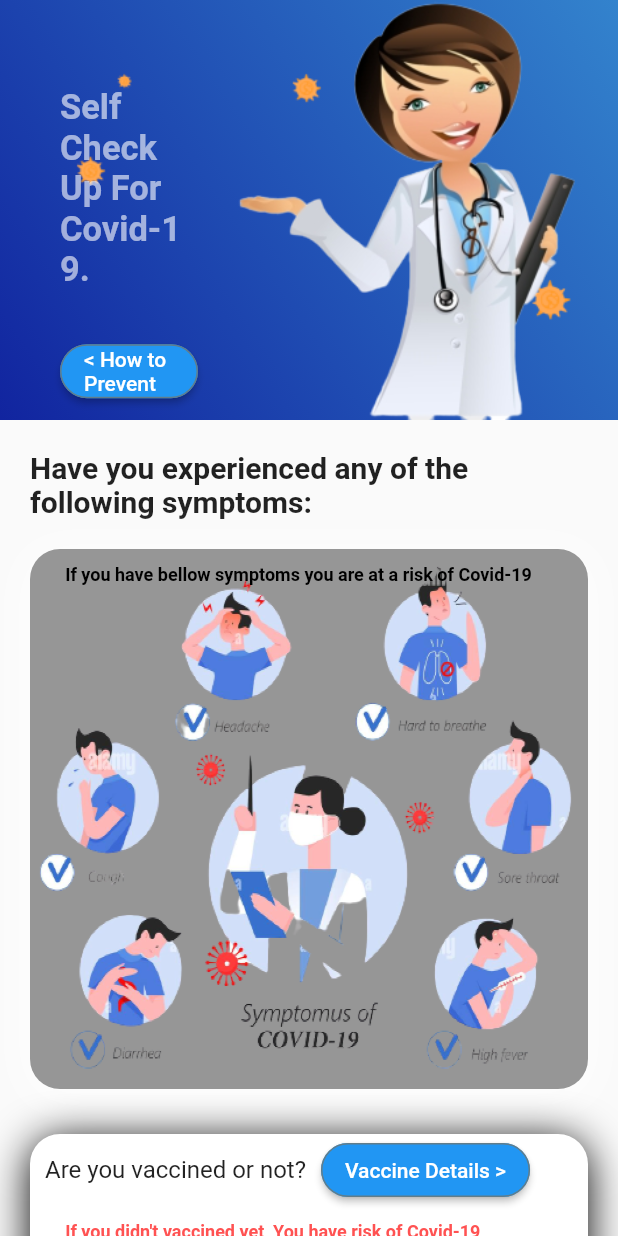
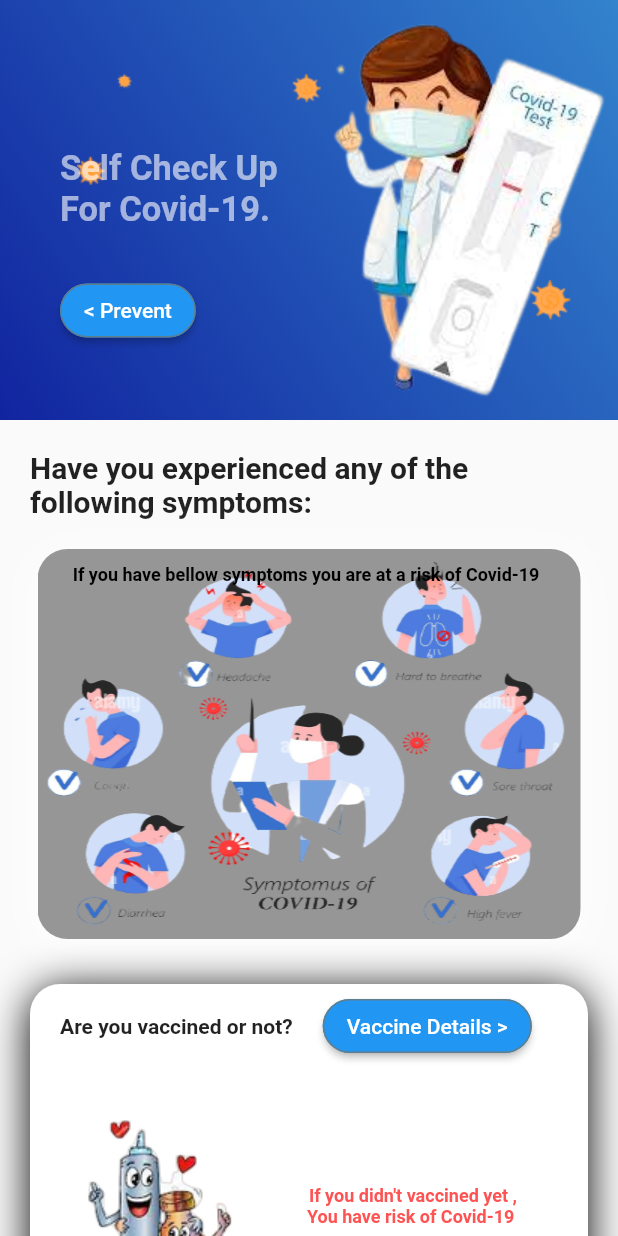
Before and after one commit to Covid-19-Self-Assistant/Final-Project-Mobile-APP, a Flutter app: the TestCovid screen opened directly, on a phone screen of 412 x 824 dp. Run offline on Flutter 3.47's test engine with Material 2 defaults, Android fonts, the phone set to English and light mode, and no system bars; our stand-ins replace animate_do, cloud_firestore, dio, firebase_auth, firebase_core, form_field_validator and 2 more; missing offline and left inert: nearby_connections, qr_code_scanner; accounts and stored records are empty.

Commit message:
changes in symptoms and test covid pages

```diff
--- a/lib/symptoms screen/symptoms.dart
+++ b/lib/symptoms screen/symptoms.dart
@@ -60,7 +60,7 @@ class SpreadScreen extends StatelessWidget {
                             ),
                           );
                         },
-                        child: const Text('Self Check Up >'),
+                        child: const Text('Self Check >'),
                         style: ButtonStyle(
                           shape:
                               MaterialStateProperty.all<RoundedRectangleBorder>(
--- a/lib/symptoms screen/testCovid.dart
+++ b/lib/symptoms screen/testCovid.dart
@@ -63,7 +63,7 @@ class TestCovid extends StatelessWidget {
                             ),
                           );
                         },
-                        child: const Text('< How to Prevent'),
+                        child: const Text('< Prevent'),
                         style: ButtonStyle(
                           shape:
                               MaterialStateProperty.all<RoundedRectangleBorder>(
@@ -79,7 +79,7 @@ class TestCovid extends StatelessWidget {
                 ),
                 Image(
                   image: AssetImage(
-                    "assets/images/doctor.png",
+                    "assets/images/testcovid.png",
                   ),
                   fit: BoxFit.fitHeight,
                   alignment: Alignment.bottomRight,
@@ -102,12 +102,11 @@ class TestCovid extends StatelessWidget {
           height: 10,
         ),
         Container(
-          //image:AssetImage("")
           margin: EdgeInsets.symmetric(
-            horizontal: 20,
+            horizontal: 25,
             vertical: 10,
           ),
-          height: 360,
+          height: 260,
           width: double.infinity,
           decoration: BoxDecoration(
               image: DecorationImage(
@@ -195,7 +194,7 @@ class TestCovid extends StatelessWidget {
             horizontal: 20,
             vertical: 10,
           ),
-          height: 140,
+          height: 250,
           width: double.infinity,
           decoration: BoxDecoration(
               borderRadius: BorderRadius.circular(20),
@@ -214,11 +213,12 @@ class TestCovid extends StatelessWidget {
               Row(
                 children: [
                   Padding(
-                    padding: const EdgeInsets.all(10.0),
+                    padding: const EdgeInsets.all(20.0),
                     child: Text(
                       "Are you vaccined or not?",
                       textAlign: TextAlign.left,
-                      style: TextStyle(fontSize: 16),
+                      style:
+                          TextStyle(fontSize: 14, fontWeight: FontWeight.bold),
                     ),
                   ),
                   ElevatedButton(
@@ -241,10 +241,13 @@ class TestCovid extends StatelessWidget {
                   )
                 ],
               ),
+              Row(
+                children: [
+                  Image(image: AssetImage("assets/images/vaccine.png")),
                   Padding(
-                padding: const EdgeInsets.all(10.0),
+                    padding: const EdgeInsets.all(1.0),
                     child: Text(
-                  "    If you didn't vaccined yet, You have risk of Covid-19 ",
+                      "    If you didn't vaccined yet ,\n   You have risk of Covid-19 ",
                       textAlign: TextAlign.center,
                       style: TextStyle(
                           fontSize: 12,
@@ -254,6 +257,8 @@ class TestCovid extends StatelessWidget {
                   ),
                 ],
               ),
+            ],
+          ),
         ),
       ]),
     ));
```
Also changed, not shown: assets/images/check.png (added), assets/images/checkup.png (added), assets/images/testcovid.png (added), assets/images/vaccine.png (added). Lines whose indentation alone changed are shown as unchanged.
